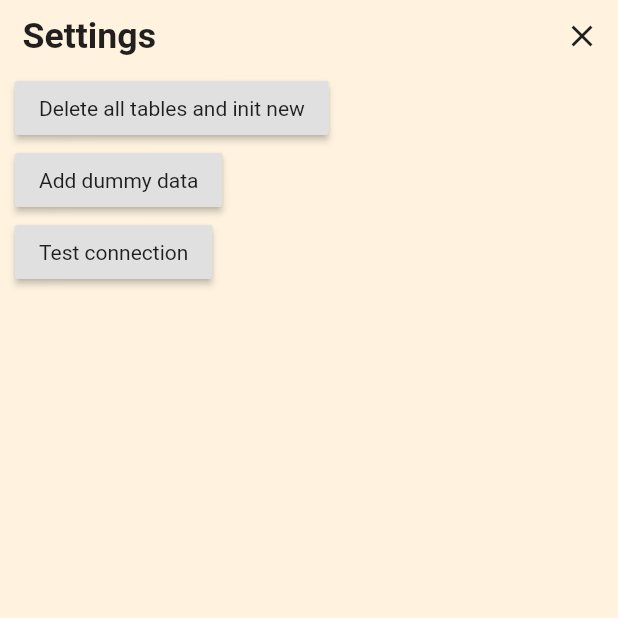
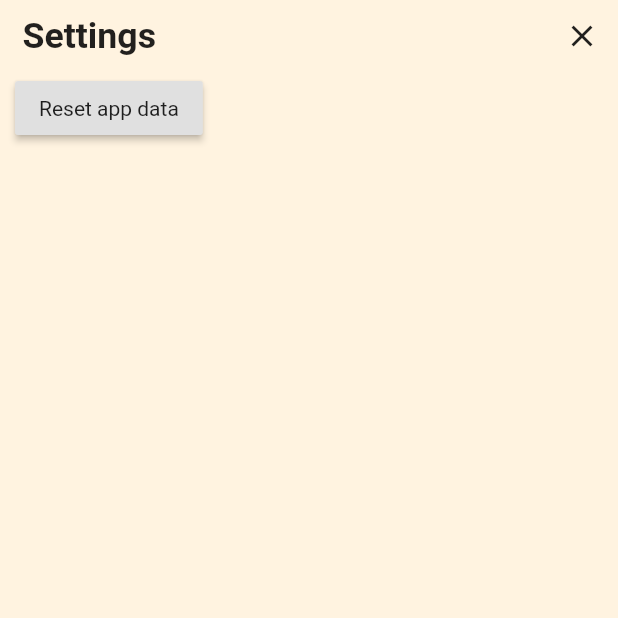
Before and after one commit to EetuK/kuluappi, a Flutter app: the screen it shows after launch, in the side drawer, after a tap on "Settings", on a phone screen of 412 x 824 dp, the top half of it. Run offline on Flutter 3.47's test engine with Material 2 defaults, Android fonts, the phone set to English and light mode, and no system bars; our stand-ins replace charts_flutter, fl_chart, flutter_mobx, flutter_svg, mobx, sqflite and 1 more; accounts and stored records are empty; generated files the repository leaves out were written again.

Commit message:
remove unneeded setting actions

```diff
--- a/lib/views/settings/settings_view.dart
+++ b/lib/views/settings/settings_view.dart
@@ -20,27 +20,27 @@ class SettingsView extends StatelessWidget {
             crossAxisAlignment: CrossAxisAlignment.start,
             children: [
               RaisedButton(
-                child: Text("Delete all tables and init new"),
+                child: Text("Reset app data"),
                 onPressed: () async {
                   await db.clearDatabaseAndInit();
                   await expenseStore.fetchAvailableYears();
                 },
               ),
-              RaisedButton(
-                child: Text("Add dummy data"),
-                onPressed: () => {db.addDummyData()},
-              ),
-              RaisedButton(
-                child: Text("Test connection"),
-                onPressed: () async {
-                  var data = await getAllExpenses();
-                  Toast.show(
-                      " ${data.map((e) => e.description.toString()).join(",")}",
-                      context,
-                      duration: Toast.LENGTH_LONG,
-                      gravity: Toast.BOTTOM);
-                },
-              ),
+              // RaisedButton(
+              //   child: Text("Add dummy data"),
+              //   onPressed: () => {db.addDummyData()},
+              // ),
+              // RaisedButton(
+              //   child: Text("Test connection"),
+              //   onPressed: () async {
+              //     var data = await getAllExpenses();
+              //     Toast.show(
+              //         " ${data.map((e) => e.description.toString()).join(",")}",
+              //         context,
+              //         duration: Toast.LENGTH_LONG,
+              //         gravity: Toast.BOTTOM);
+              //   },
+              // ),
             ],
           ),
           padding: EdgeInsets.only(left: 10, right: 10),
```
